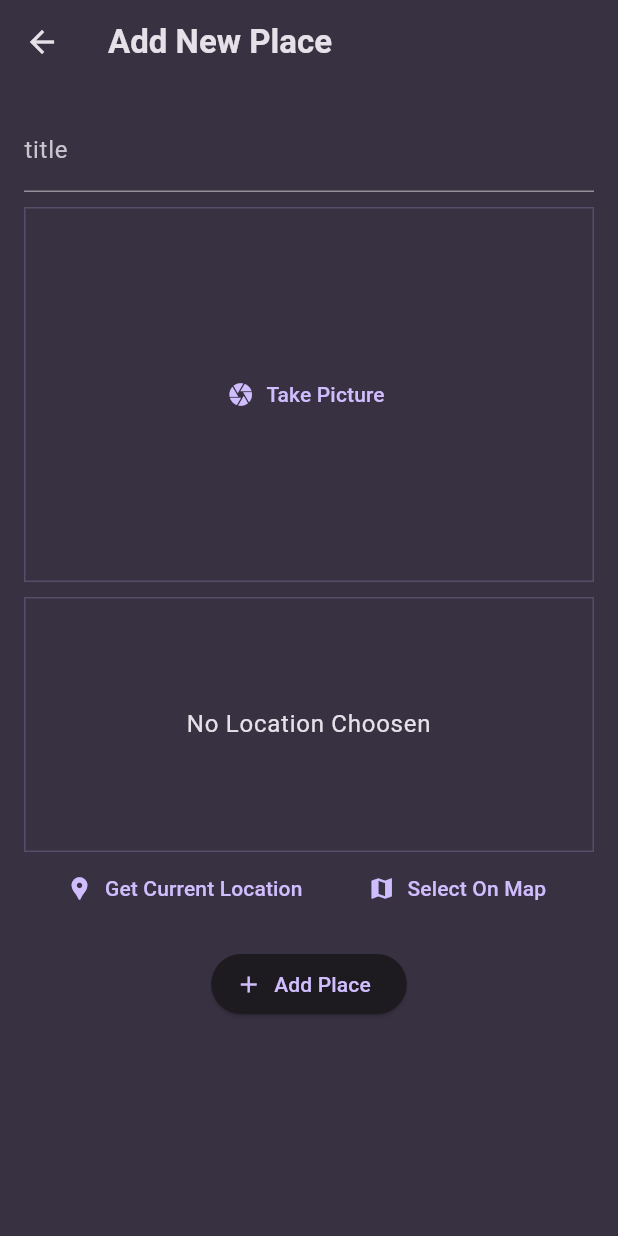
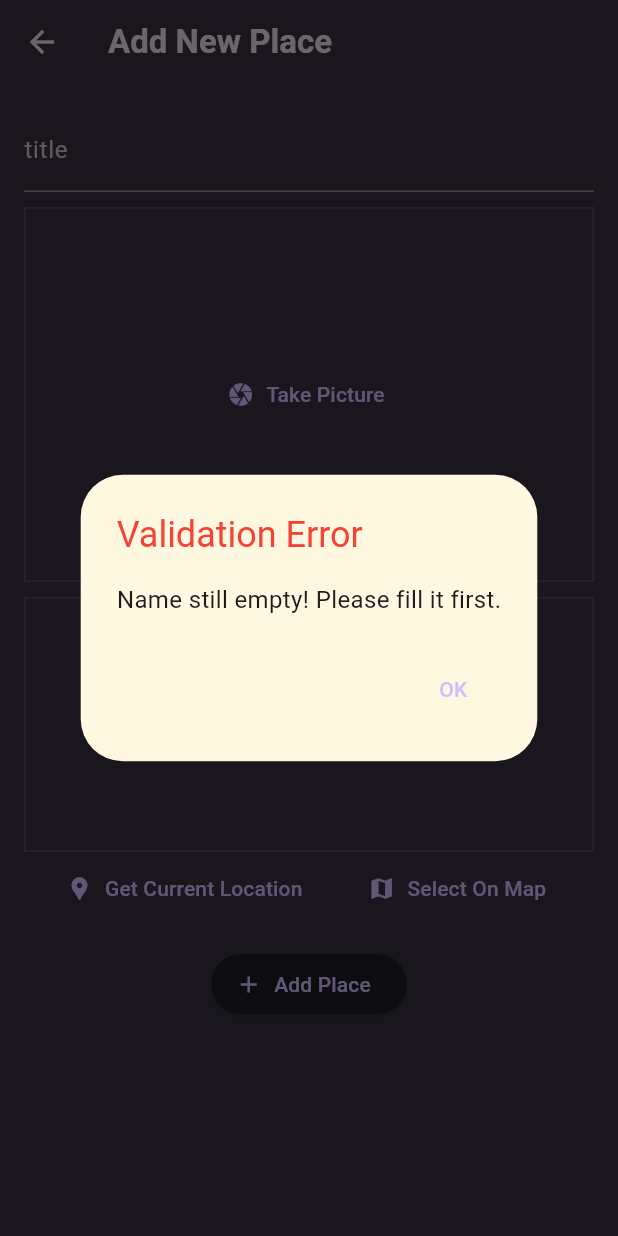
Before and after one commit to TommyPurba/favorite_places, a Flutter app: the AddPlaceScreen screen opened directly, after a tap on "Add Place", on a phone screen of 412 x 824 dp. Run offline on Flutter 3.47's test engine with Material 3 defaults, Android fonts, the phone set to English and light mode, and no system bars; our stand-ins replace flutter_riverpod, google_fonts, image_picker, location.

Commit message:
add validation about modal when submit

```diff
--- a/lib/main.dart
+++ b/lib/main.dart
@@ -2,6 +2,7 @@ import 'package:favorite_places/screen/place.dart';
 import 'package:flutter/material.dart';
 import 'package:flutter_riverpod/flutter_riverpod.dart';
 import 'package:google_fonts/google_fonts.dart';
+
 
 final colorScheme = ColorScheme.fromSeed(
   brightness: Brightness.dark,
--- a/lib/screen/add_place.dart
+++ b/lib/screen/add_place.dart
@@ -24,6 +24,29 @@ class _AddnewplacescreenState extends ConsumerState<AddPlaceScreen>{
   void _saveTitle(){
     final enteredTilte = _textControler.text;
     if(enteredTilte.isEmpty || _selectedImage == null || _selectLocation == null){
+      showDialog(
+  context: context,
+  builder: (ctx) {
+    return AlertDialog(
+      backgroundColor: Colors.amber[50], // ubah warna background di sini
+      title: const Text(
+        'Validation Error',
+        style: TextStyle(color: Colors.red), // ubah warna teks kalau mau
+      ),
+      content: const Text(
+        'Name still empty! Please fill it first.',
+        style: TextStyle(fontSize: 16),
+      ),
+      actions: [
+        TextButton(
+          onPressed: () => Navigator.of(ctx).pop(),
+          child: const Text('OK'),
+        ),
+      ],
+    );
+  },
+);
+
       return;
     }
       ref.read(userPlacesProvider.notifier).addPlace(enteredTilte, _selectedImage!, _selectLocation!);
```
